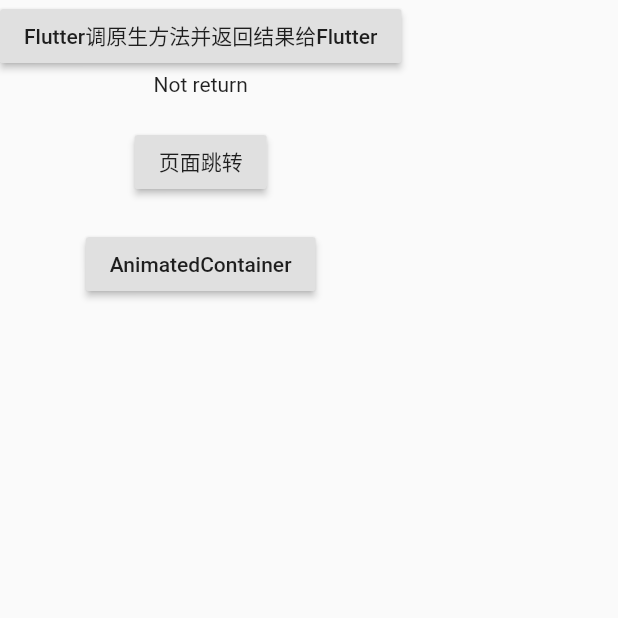
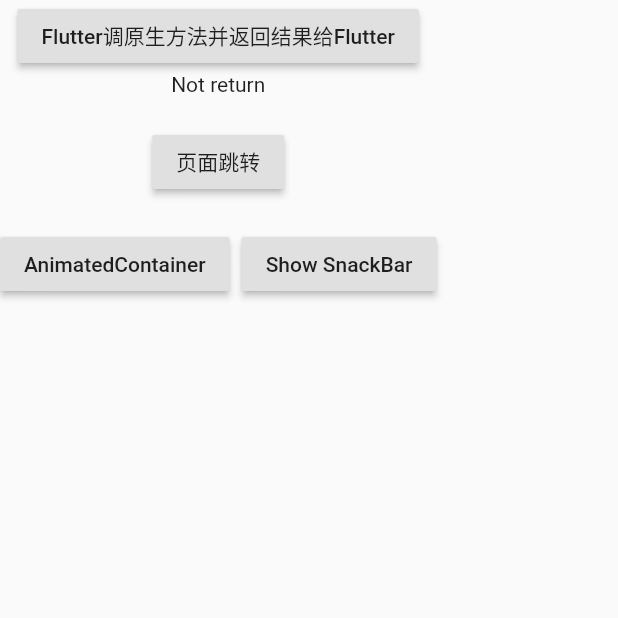
Before and after one commit to Minozmin/SwiftFlutterDemo, a Flutter app: the screen it shows after launch, on a phone screen of 412 x 824 dp, the top half of it. Run offline on Flutter 3.47's test engine with Material 2 defaults, Android fonts, the phone set to English and light mode, and no system bars; our stand-ins replace dio.

Commit message:
add SnackBar

```diff
--- a/myflutter/lib/main.dart
+++ b/myflutter/lib/main.dart
@@ -56,7 +56,8 @@ class MyHomePage extends StatefulWidget {
 class _MyHomePageState extends State<MyHomePage> {
   String nativeBackString = 'Not return';
   static const platform =
-      const MethodChannel('com.hehuimin.flutter/platform_method');
+  const MethodChannel('com.hehuimin.flutter/platform_method');
+  var _scaffoldkey = GlobalKey<ScaffoldState>();
 
   @override
   Widget build(BuildContext context) {
@@ -94,6 +95,24 @@ class _MyHomePageState extends State<MyHomePage> {
                     Navigator.of(context).push(MaterialPageRoute(builder: (context) {
                       return AnimatedContainerPage();
                     }));
+                  },
+                ),
+                RaisedButton(
+                  // 没有效果，待解决
+                  child: Text('Show SnackBar'),
+                  onPressed: () {
+                    final snackBar = SnackBar(
+                      content: Text('Yay, A SnackBar!'),
+                      action: SnackBarAction(
+                        label: 'Undo',
+                        onPressed: () {
+                          print('Click Undo');
+                        },
+                      ),
+                    );
+                    _scaffoldkey.currentState.showSnackBar(snackBar);
+
+                    // Scaffold.of(context).showSnackBar(snackBar);
                   },
                 )
               ],
```
